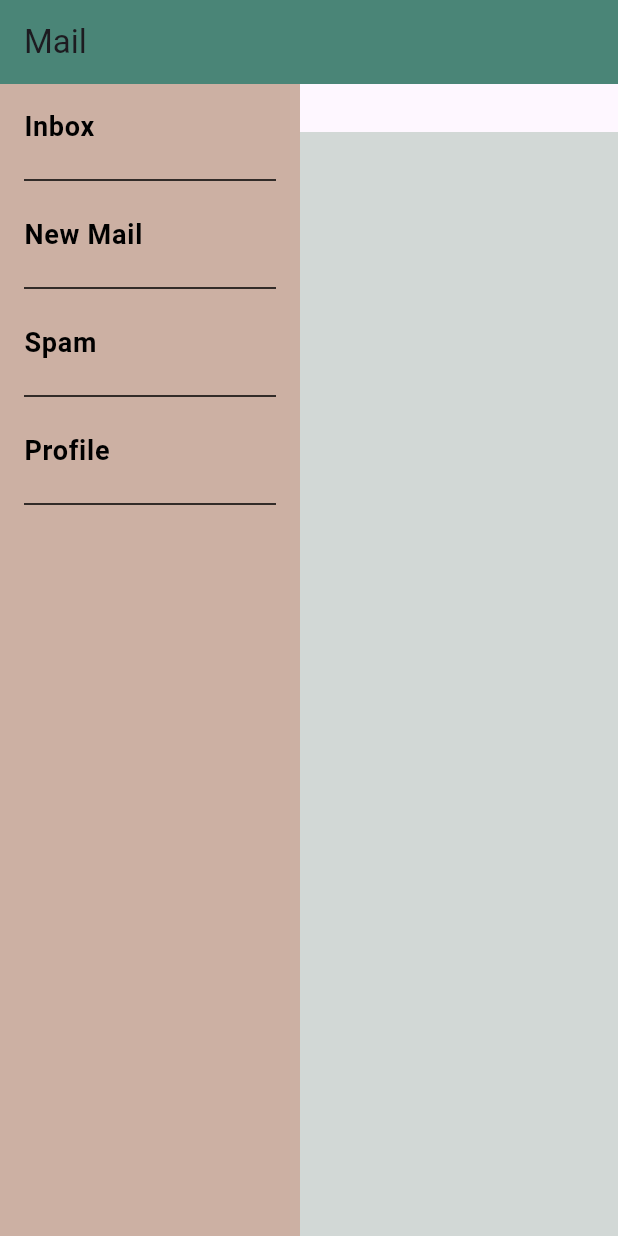
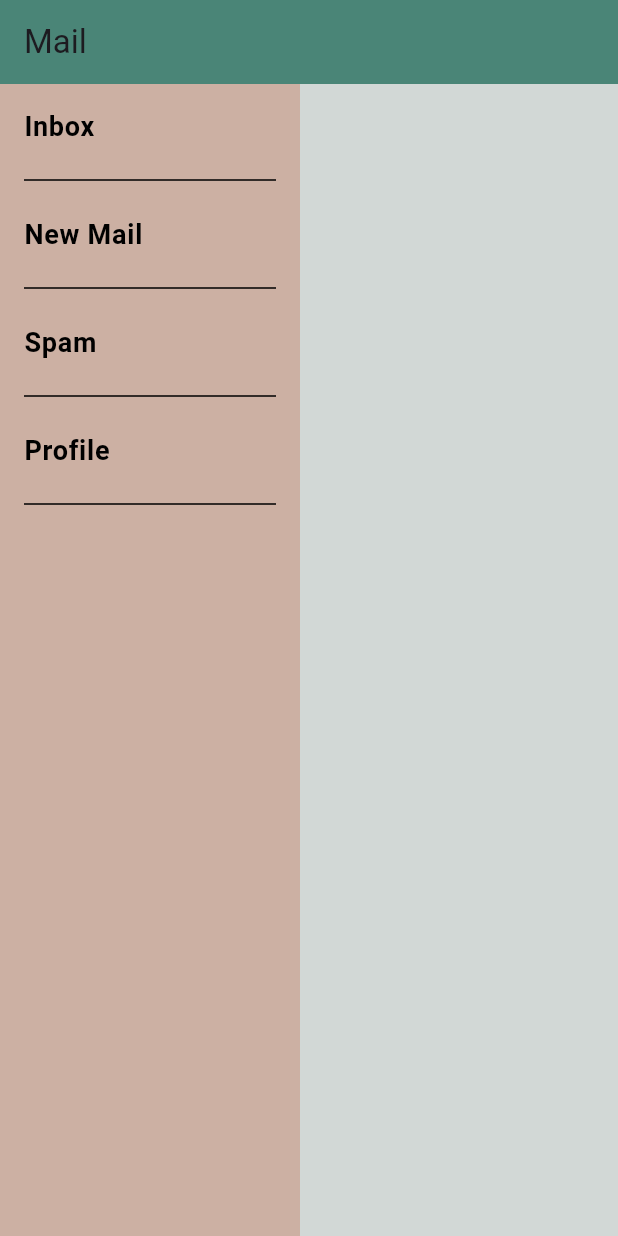
Before and after one commit to EvolOsEIP/EvolOsProject, a Flutter app: the MailManagerHome screen opened directly, after a tap on "Inbox", after a tap on "New Mail", after a tap on "Spam", on a phone screen of 412 x 824 dp. Run offline on Flutter 3.47's test engine with Material 3 defaults, Android fonts, the phone set to English and light mode, and no system bars; our stand-ins replace flutter_dotenv; missing offline and left inert: enough_mail, mailer.

Commit message:
[UPDATE] Removed the padding of the debug title of the spam folder

```diff
--- a/mailpage/lib/spam.dart
+++ b/mailpage/lib/spam.dart
@@ -85,9 +85,6 @@ class _SpamState extends State<Spam> {
   Widget build(BuildContext context) {
     return Column(
       children: [
-        Padding(
-          padding: const EdgeInsets.all(16.0),
-        ),
         Expanded(
           child: Container(
             color: Color.fromARGB(255, 210, 216, 214),
```
